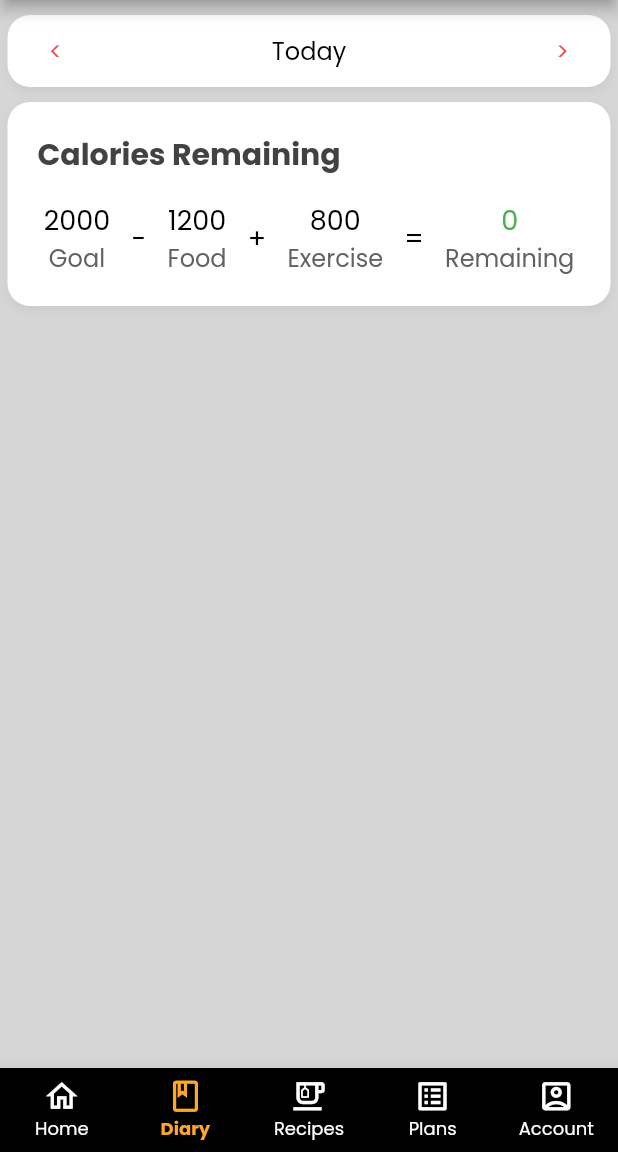
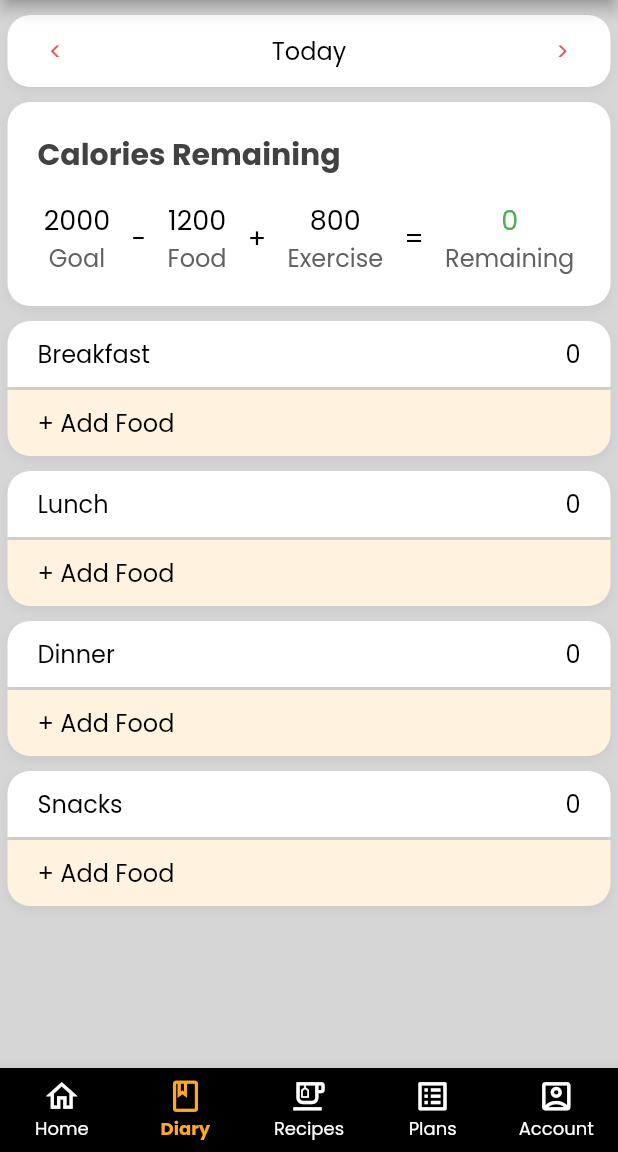
Before and after one commit to akshatj599/sprightly, a Flutter app: the screen it shows after launch, item 2 of the bottom bar chosen, on a phone screen of 412 x 824 dp, the part 84-1236 px from its top. Run offline on Flutter 3.47's test engine with Material 2 defaults, Android fonts, the phone set to English and light mode, and no system bars; our stand-ins replace date_format.

Commit message:
Diary Page Contd + Add Food

```diff
--- a/lib/views/Diary.dart
+++ b/lib/views/Diary.dart
@@ -2,6 +2,7 @@ import 'package:flutter/material.dart';
 import 'package:sprightly/widgets/caloriesRemaining.dart';
 import 'package:date_format/date_format.dart';
 import 'package:sprightly/widgets/widgets.dart';
+import 'package:sprightly/widgets/DiaryMealCard.dart';
 
 class Diary extends StatefulWidget {
   @override
@@ -12,6 +13,11 @@ class _DiaryState extends State<Diary> {
   DateTime curr;
   var dt;
   int counter = 0;
+  int breakfastCalories = 0;
+  int lunchCalories = 0;
+  int dinnerCalories = 0;
+  int snacksCalories = 0;
+  int exerciseCalories = 0;
 
   void changeDate() {
     curr = DateTime.now();
@@ -30,6 +36,10 @@ class _DiaryState extends State<Diary> {
   Widget build(BuildContext context) {
     changeDate();
     return Column(
+      mainAxisSize: MainAxisSize.min,
+      children: [
+        Column(
+          mainAxisSize: MainAxisSize.min,
           children: [
             Container(
               decoration: BoxDecoration(
@@ -70,7 +80,27 @@ class _DiaryState extends State<Diary> {
                 ],
               ),
             ),
-        CaloriesRemaining()
+            CaloriesRemaining(),
+          ],
+        ),
+
+        Column(
+          children: [
+            Container(
+              child: SingleChildScrollView(
+                child: Column(
+                  mainAxisSize: MainAxisSize.min,
+                  children: [
+                    getDiaryMealCard("Breakfast", breakfastCalories),
+                    getDiaryMealCard("Lunch", lunchCalories),
+                    getDiaryMealCard("Dinner", dinnerCalories),
+                    getDiaryMealCard("Snacks", snacksCalories),
+                  ],
+                ),
+              ),
+            ),
+          ],
+        )
       ],
     );
   }
--- a/lib/views/SprightlyHome.dart
+++ b/lib/views/SprightlyHome.dart
@@ -4,6 +4,7 @@ import 'package:sprightly/widgets/caloriesRemaining.dart';
 import 'package:sprightly/widgets/widgets.dart';
 import 'package:sprightly/views/Home.dart';
 import 'package:sprightly/views/Diary.dart';
+import 'package:sprightly/widgets/globals.dart' as globals;
 
 class SprightlyHome extends StatefulWidget {
   @override
@@ -14,11 +15,10 @@ class _SprightlyHomeState extends State<SprightlyHome> {
   int _navigationBarCurrIndex = 0;
 
   Column changeView() {
-    List<Widget> list;
     if(_navigationBarCurrIndex==0){
       return Column(children: [Home()]);
     } else if (_navigationBarCurrIndex==1){
-      return Column(children: [Diary()]);
+      return Column(mainAxisSize: MainAxisSize.min,children: [Diary()]);
     }else if (_navigationBarCurrIndex==2){
       return Column(children: [Text("Recipes")]);
     }else if (_navigationBarCurrIndex==3){
@@ -31,7 +31,7 @@ class _SprightlyHomeState extends State<SprightlyHome> {
 
   @override
   Widget build(BuildContext context) {
-    return Container(
+    var container = Container(
       child: Scaffold(
         backgroundColor: Colors.grey[350],
         appBar: AppBar(
@@ -77,5 +77,7 @@ class _SprightlyHomeState extends State<SprightlyHome> {
         ),
       ),
     );
+    globals.context=context;
+    return container;
   }
 }
--- /dev/null
+++ b/lib/widgets/DiaryMealCard.dart
@@ -0,0 +1,69 @@
+import 'package:flutter/cupertino.dart';
+import 'package:flutter/material.dart';
+import 'package:sprightly/widgets/widgets.dart';
+import 'package:sprightly/views/searchFoodView.dart';
+import 'package:sprightly/widgets/globals.dart' as globals;
+
+Column getDiaryMealCard(String mealName, int calories){
+  return Column(
+    children: [
+      Container(
+        width: double.infinity,
+        padding: EdgeInsets.symmetric(horizontal: 20, vertical: 10),
+        margin: EdgeInsets.fromLTRB(5, 0, 5, 2),
+        decoration: BoxDecoration(
+          borderRadius: BorderRadius.only(
+              topLeft: Radius.circular(15),
+              topRight: Radius.circular(15)),
+          color: Colors.white,
+          boxShadow: [
+            BoxShadow(
+              color: Colors.grey.withOpacity(0.2),
+              // spreadRadius: 5,
+              blurRadius: 5,
+              offset: Offset(0, 3), // changes position of shadow
+            ),
+          ],
+        ),
+        child: Row(
+          mainAxisAlignment: MainAxisAlignment.spaceBetween,
+          children: [
+            Text(
+              mealName,
+              style: getAppTextStyle(16, Colors.black, false),
+            ),
+            Text(calories.toString(),
+                style: getAppTextStyle(16, Colors.black, false))
+          ],
+        ),
+      ),
+
+      GestureDetector(
+        onTap: (){
+          Navigator.push(globals.context, MaterialPageRoute(builder: (context) => SearchFoodView(mealName)));
+        },
+        child: Container(
+          width: double.infinity,
+          padding: EdgeInsets.symmetric(horizontal: 20, vertical: 10),
+          margin: EdgeInsets.fromLTRB(5, 0, 5, 10),
+          decoration: BoxDecoration(
+            borderRadius: BorderRadius.only(
+                bottomLeft: Radius.circular(15),
+                bottomRight: Radius.circular(15)),
+            color: Colors.orange[50],
+            boxShadow: [
+              BoxShadow(
+                color: Colors.grey.withOpacity(0.2),
+                // spreadRadius: 5,
+                blurRadius: 5,
+                offset: Offset(0, 3), // changes position of shadow
+              ),
+            ],
+          ),
+          child: Text("+ Add Food",
+              style: getAppTextStyle(16, Colors.black, false)),
+        ),
+      )
+    ],
+  );
+}
--- /dev/null
+++ b/lib/widgets/globals.dart
@@ -0,0 +1,4 @@
+library my_prj.globals;
+import 'package:flutter/cupertino.dart';
+
+BuildContext context;
```
Also changed, not shown: lib/views/searchFoodView.dart (added, +54 -0 lines), 19 other files. Lines whose indentation alone changed are shown as unchanged.
